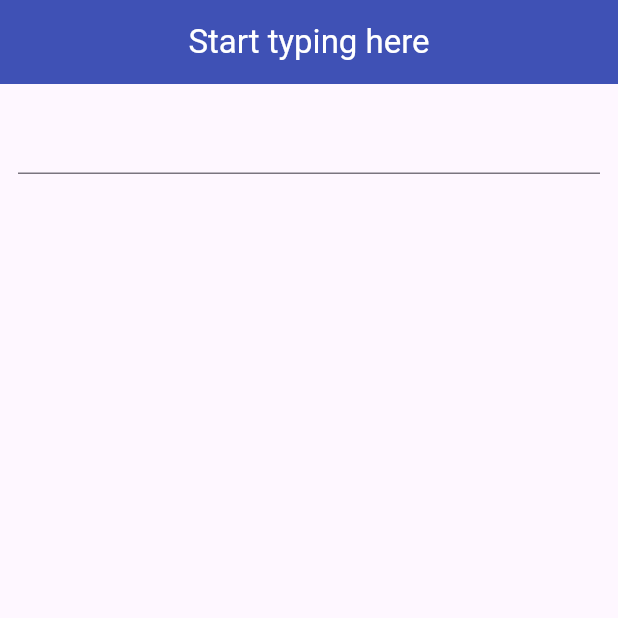
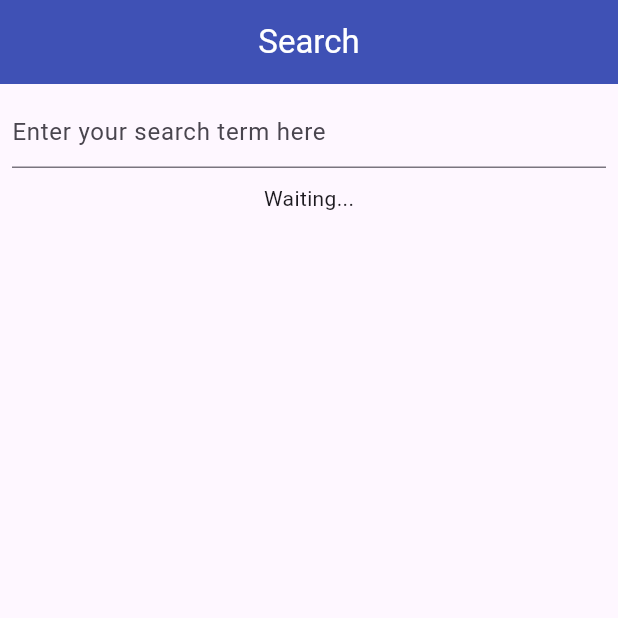
Before and after one commit to ukashaanwarpk/rxdart_flutter, a Flutter app: the screen it shows after launch, on a phone screen of 412 x 824 dp, the top half of it. Run offline on Flutter 3.47's test engine with Material 3 defaults, Android fonts, the phone set to English and light mode, and no system bars; our stand-ins replace flutter_hooks, rxdart.

Commit message:
Implement Search functionality with SearchBloc and integrate HomeView and SearchViewResult

```diff
--- /dev/null
+++ b/lib/bloc/search_bloc.dart
@@ -0,0 +1,39 @@
+import 'package:rxdart/rxdart.dart';
+import 'package:rxdart_flutter/bloc/api.dart';
+import 'package:rxdart_flutter/bloc/search_result.dart';
+
+class SearchBloc {
+  final Sink<String> search;
+  final Stream<SearchResult?> results;
+
+  void dispose() {
+    search.close();
+  }
+
+  factory SearchBloc({required Api api}) {
+    final textChanges = BehaviorSubject<String>();
+
+    final Stream<SearchResult?> results = textChanges
+        .distinct()
+        .debounceTime(const Duration(milliseconds: 300))
+        .switchMap<SearchResult?>((String searchTerm) {
+          if (searchTerm.isEmpty) {
+            return Stream<SearchResult?>.value(null);
+          } else {
+            return Rx.fromCallable(() => api.search(searchTerm))
+                .delay((const Duration(seconds: 1)))
+                .map(
+                  (results) =>
+                      results.isEmpty
+                          ? SearchResultNoResult()
+                          : SearchResultWithResult(results),
+                )
+                .startWith(SearchResultLoading())
+                .onErrorReturnWith((error, _) => SearchResultHasError(error));
+          }
+        });
+    return SearchBloc._(search: textChanges.sink, results: results);
+  }
+
+  SearchBloc._({required this.search, required this.results});
+}
--- a/lib/main.dart
+++ b/lib/main.dart
@@ -1,5 +1,6 @@
 import 'package:flutter/material.dart';
 import 'package:rxdart_flutter/behaviour_subject_example.dart';
+import 'package:rxdart_flutter/views/home_view.dart';
 
 void main() {
   runApp(const MyApp());
@@ -14,9 +15,13 @@ class MyApp extends StatelessWidget {
       debugShowCheckedModeBanner: false,
       title: 'Flutter Demo',
       theme: ThemeData(
+        appBarTheme: AppBarTheme(
+          backgroundColor: Colors.indigo,
+          foregroundColor: Colors.white,
+        ),
         colorScheme: ColorScheme.fromSeed(seedColor: Colors.deepPurple),
       ),
-      home: BehaviourSubjectExample(),
+      home: HomeView(),
     );
   }
 }
--- /dev/null
+++ b/lib/views/home_view.dart
@@ -0,0 +1,50 @@
+import 'package:flutter/material.dart';
+import 'package:rxdart_flutter/bloc/api.dart';
+import 'package:rxdart_flutter/bloc/search_bloc.dart';
+import 'package:rxdart_flutter/views/search_view_result.dart';
+
+class HomeView extends StatefulWidget {
+  const HomeView({super.key});
+
+  @override
+  State<HomeView> createState() => _HomeViewState();
+}
+
+class _HomeViewState extends State<HomeView> {
+  late final SearchBloc _searchBloc;
+
+  @override
+  void initState() {
+    super.initState();
+    _searchBloc = SearchBloc(api: Api());
+  }
+
+  @override
+  void dispose() {
+    _searchBloc.dispose();
+    super.dispose();
+  }
+
+  @override
+  Widget build(BuildContext context) {
+    return Scaffold(
+      appBar: AppBar(title: Text('Search'), centerTitle: true),
+
+      body: Padding(
+        padding: const EdgeInsets.all(8.0),
+        child: Column(
+          children: [
+            TextField(
+              onChanged: _searchBloc.search.add,
+              decoration: InputDecoration(
+                hintText: 'Enter your search term here',
+              ),
+            ),
+            const SizedBox(height: 10),
+            SearchViewResult(searchResult: _searchBloc.results),
+          ],
+        ),
+      ),
+    );
+  }
+}
--- /dev/null
+++ b/lib/views/search_view_result.dart
@@ -0,0 +1,59 @@
+import 'package:flutter/material.dart';
+import 'package:rxdart_flutter/bloc/search_result.dart';
+import 'package:rxdart_flutter/models/animal.dart';
+import 'package:rxdart_flutter/models/person.dart';
+
+class SearchViewResult extends StatelessWidget {
+  final Stream<SearchResult?> searchResult;
+  const SearchViewResult({super.key, required this.searchResult});
+
+  @override
+  Widget build(BuildContext context) {
+    return StreamBuilder<SearchResult?>(
+      stream: searchResult,
+      builder: (context, snapshot) {
+        if (snapshot.hasData) {
+          final result = snapshot.data!;
+
+          if (result is SearchResultHasError) {
+            return const Text('Got error');
+          } else if (result is SearchResultLoading) {
+            return const CircularProgressIndicator();
+          } else if (result is SearchResultNoResult) {
+            return const Text(
+              'No results found for your search term. Try with another one',
+            );
+          } else if (result is SearchResultWithResult) {
+            final results = result.results;
+
+            return ListView.builder(
+              itemCount: results.length,
+              itemBuilder: (context, index) {
+                final item = results[index];
+
+                final String title;
+
+                if (item is Animal) {
+                  title = 'Animal';
+                } else if (item is Person) {
+                  title = 'Person';
+                } else {
+                  title = 'Unknown';
+                }
+
+                return ListTile(
+                  title: Text(title),
+                  subtitle: Text(item.toString()),
+                );
+              },
+            );
+          } else {
+            return const Text('Unknown state');
+          }
+        } else {
+          return Text('Waiting...');
+        }
+      },
+    );
+  }
+}
```
